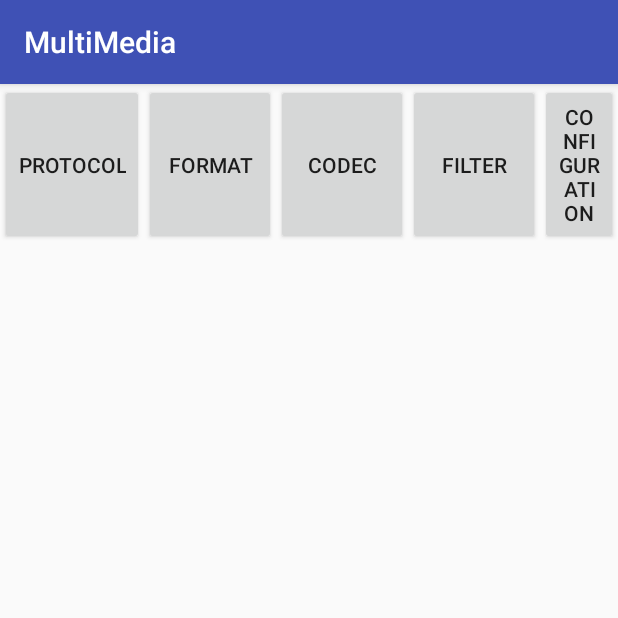
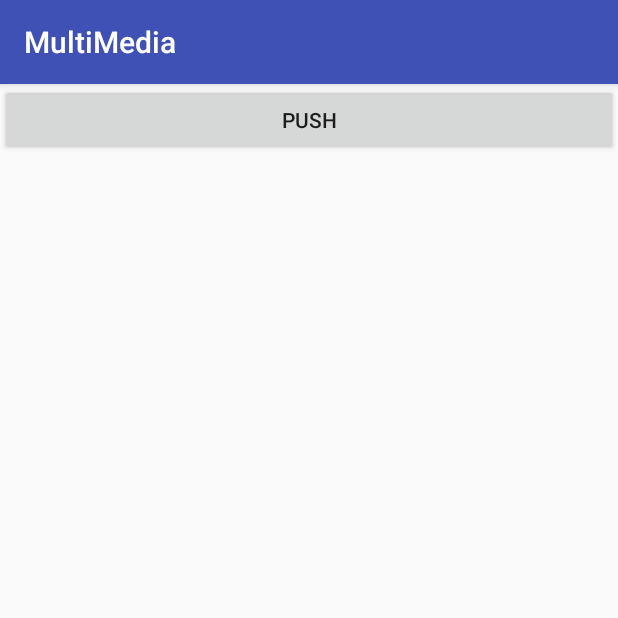
Before and after one commit to xingfeng2010/MultiMediaLearn, an Android app: the screen it shows after launch (MainActivity before the commit, LivePushActivity after it), on a phone screen of 412 x 824 dp, the top half of it. Run offline under Robolectric (Android 15) with nearby library versions, the phone set to English and light mode, and no system bars; 3 statements that could not run were skipped.

Commit message:
从摄像头推流，还没调通

```diff
--- a/app/build.gradle
+++ b/app/build.gradle
@@ -16,7 +16,7 @@ android {
         }
         ndk {
             //设置支持的SO库架构
-            abiFilters 'armeabi','armeabi-v7a'
+            abiFilters 'armeabi', 'armeabi-v7a'
         }
     }
     buildTypes {
--- a/app/src/main/java/com/player/xingfeng/multimedia/FFmpegNative.java
+++ b/app/src/main/java/com/player/xingfeng/multimedia/FFmpegNative.java
@@ -1,4 +1,6 @@
 package com.player.xingfeng.multimedia;
+
+import android.view.Surface;
 
 public class FFmpegNative {
     public native String urlprotocolinfo();
--- /dev/null
+++ b/app/src/main/java/com/player/xingfeng/multimedia/LivePushActivity.java
@@ -0,0 +1,60 @@
+package com.player.xingfeng.multimedia;
+
+import android.Manifest;
+import android.content.pm.PackageManager;
+import android.support.v4.app.ActivityCompat;
+import android.support.v7.app.AppCompatActivity;
+import android.os.Bundle;
+import android.util.Log;
+import android.view.View;
+import android.widget.Toast;
+
+public class LivePushActivity extends AppCompatActivity {
+
+    static {
+        System.loadLibrary("ffmpeg");
+        System.loadLibrary("native-lib");
+        System.loadLibrary("audioencoder");
+    }
+
+    @Override
+    protected void onCreate(Bundle savedInstanceState) {
+        super.onCreate(savedInstanceState);
+        setContentView(R.layout.activity_live_push);
+
+        checkPermission();
+    }
+
+
+    public void startPush(View view) {
+        new Thread() {
+            @Override
+            public void run() {
+                String inputPath = "/sdcard/testffmpeg.flv";
+                String outputPath = "rtmp://192.168.43.24/rtmplive/room";
+
+                FFmpegNative fFmpegNative = new FFmpegNative();
+                int pushResult =  fFmpegNative.pushStream(inputPath, outputPath);
+
+                Log.i(MainActivity.LOG_TAG, "pushResult:" + pushResult);
+            }
+        }.start();
+    }
+
+    private void checkPermission() {
+        //检查权限（NEED_PERMISSION）是否被授权 PackageManager.PERMISSION_GRANTED表示同意授权
+        if (ActivityCompat.checkSelfPermission(this, Manifest.permission.CAMERA)
+                != PackageManager.PERMISSION_GRANTED) {
+            //用户已经拒绝过一次，再次弹出权限申请对话框需要给用户一个解释
+            if (ActivityCompat.shouldShowRequestPermissionRationale(this, Manifest.permission
+                    .CAMERA)) {
+                Toast.makeText(this, "请开通相关权限，否则无法正常使用本应用！", Toast.LENGTH_SHORT).show();
+            }
+            //申请权限
+            ActivityCompat.requestPermissions(this, new String[]{Manifest.permission.CAMERA}, 12);
+
+        } else {
+            Toast.makeText(this, "授权成功！", Toast.LENGTH_SHORT).show();
+        }
+    }
+}
--- a/app/src/main/java/com/player/xingfeng/multimedia/MainActivity.java
+++ b/app/src/main/java/com/player/xingfeng/multimedia/MainActivity.java
@@ -14,7 +14,7 @@ import android.widget.Toast;
 
 public class MainActivity extends AppCompatActivity {
 
-    public String LOG_TAG = "System.out";
+    public static final String LOG_TAG = "System.out";
 
     Mp3Encoder encoder;
     FFmpegNative fFmpegNative;
--- /dev/null
+++ b/app/src/main/res/layout/activity_live_push.xml
@@ -0,0 +1,15 @@
+<?xml version="1.0" encoding="utf-8"?>
+<android.support.constraint.ConstraintLayout xmlns:android="http://schemas.android.com/apk/res/android"
+    xmlns:app="http://schemas.android.com/apk/res-auto"
+    xmlns:tools="http://schemas.android.com/tools"
+    android:layout_width="match_parent"
+    android:layout_height="match_parent"
+    tools:context=".LivePushActivity">
+
+    <Button
+        android:layout_width="match_parent"
+        android:layout_height="wrap_content"
+        android:text="PUSH"
+        android:onClick="startPush"/>
+
+</android.support.constraint.ConstraintLayout>
```
Also changed, not shown: app/src/main/AndroidManifest.xml (+14 -7 lines), 1 other file.
